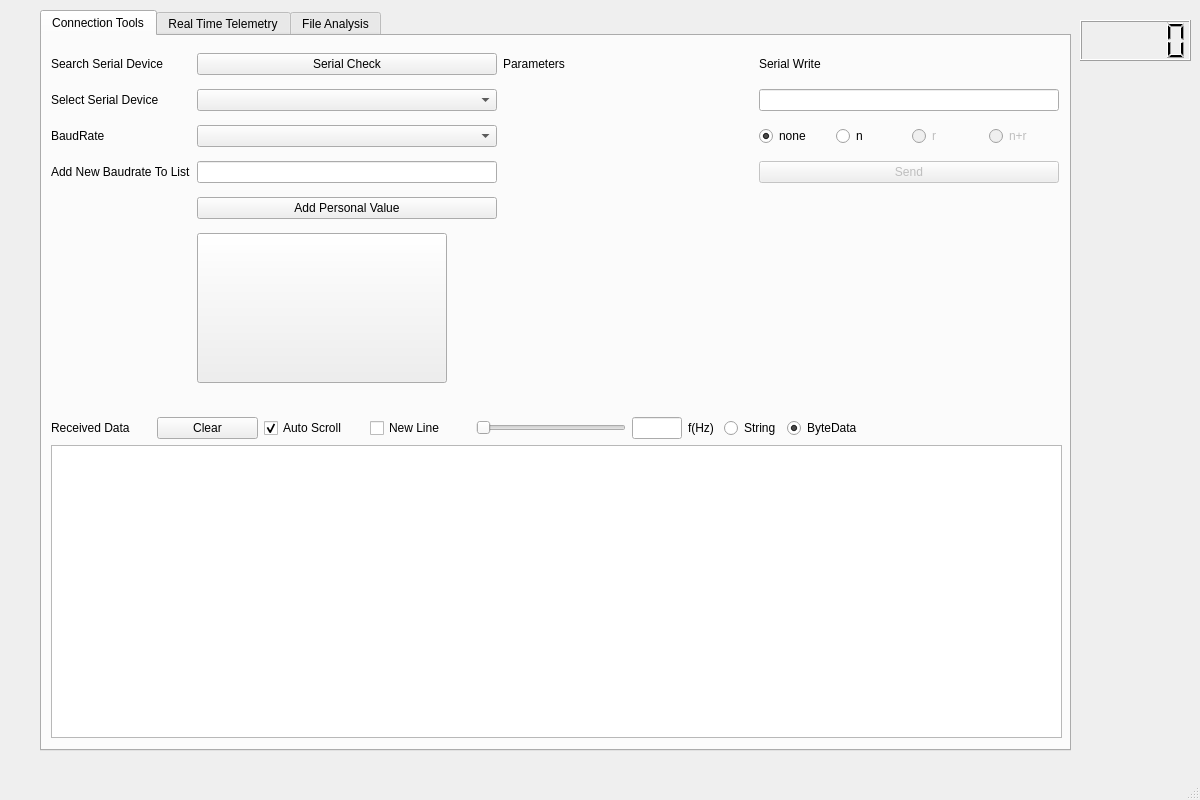
Before: the Qt Designer form gui/mainGui.ui in mastraa/amphitrite_v20, drawn with Qt 5.
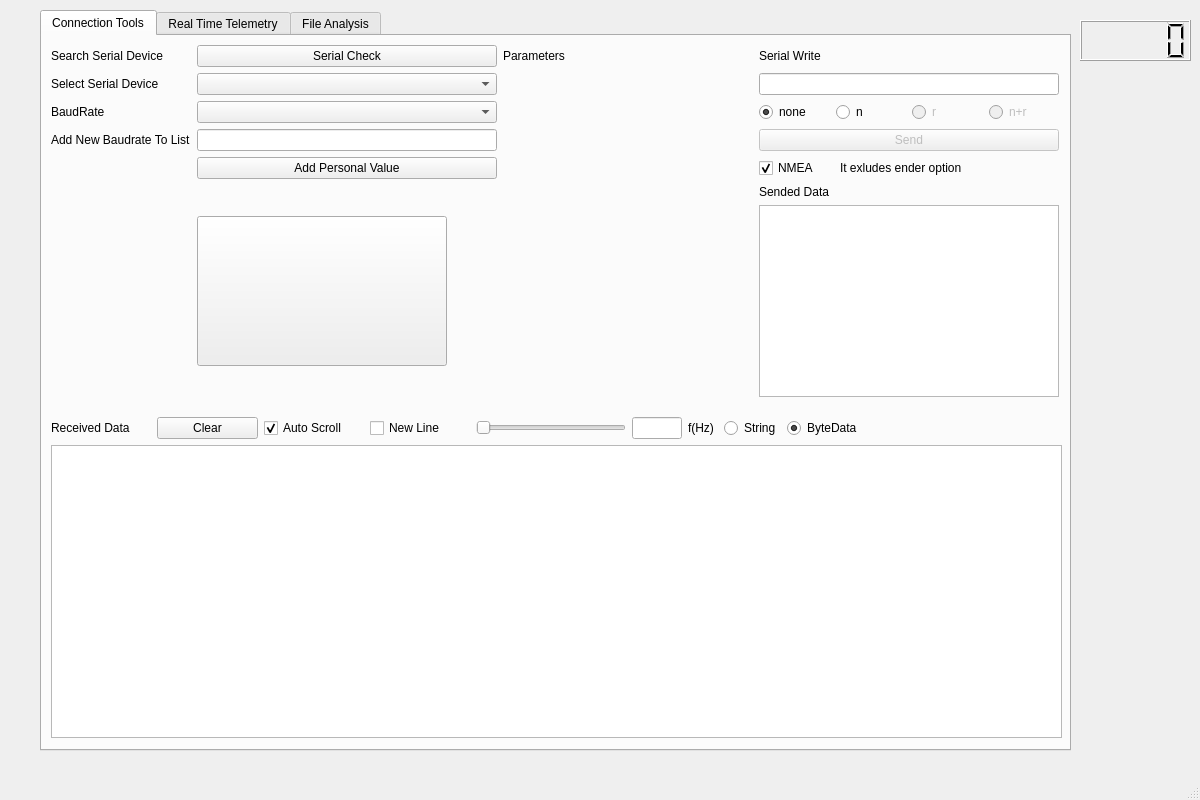
After: the same form once the commit is applied. Icons and pictures are not drawn.

```diff
--- a/gui/mainGui.ui
+++ b/gui/mainGui.ui
@@ -230,6 +230,47 @@
          </property>
         </widget>
        </item>
+       <item row="6" column="3">
+        <layout class="QHBoxLayout" name="horizontalLayout_3">
+         <item>
+          <widget class="QCheckBox" name="checkSumBox">
+           <property name="maximumSize">
+            <size>
+             <width>75</width>
+             <height>16777215</height>
+            </size>
+           </property>
+           <property name="text">
+            <string>NMEA</string>
+           </property>
+           <property name="checked">
+            <bool>true</bool>
+           </property>
+          </widget>
+         </item>
+         <item>
+          <widget class="QLabel" name="label_9">
+           <property name="text">
+            <string>It exludes ender option</string>
+           </property>
+          </widget>
+         </item>
+        </layout>
+       </item>
+       <item row="7" column="3">
+        <layout class="QVBoxLayout" name="verticalLayout_2">
+         <item>
+          <widget class="QLabel" name="label_10">
+           <property name="text">
+            <string>Sended Data</string>
+           </property>
+          </widget>
+         </item>
+         <item>
+          <widget class="QTextEdit" name="sendedData"/>
+         </item>
+        </layout>
+       </item>
       </layout>
      </widget>
      <widget class="QWidget" name="verticalLayoutWidget">
```
